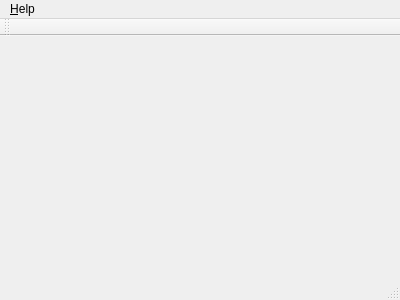
Above: src/gui/formmain.ui from BuildmLearn/BuildmLearn-Toolkit before the change. Below: the same form after it.
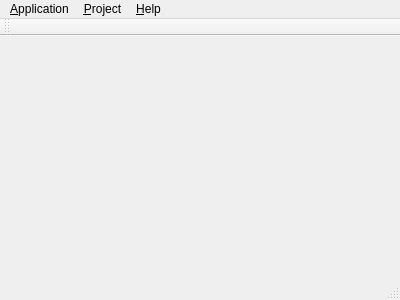
That is the form after the change.

Diff of the .ui file:
```diff
--- a/src/gui/formmain.ui
+++ b/src/gui/formmain.ui
@@ -23,14 +23,33 @@
      <height>21</height>
     </rect>
    </property>
-   <widget class="QMenu" name="menu_Help">
+   <widget class="QMenu" name="m_menuHelp">
     <property name="title">
      <string>&amp;Help</string>
     </property>
     <addaction name="m_actionCheckForUpdates"/>
     <addaction name="m_actionAboutToolkit"/>
    </widget>
-   <addaction name="menu_Help"/>
+   <widget class="QMenu" name="n_menuApplication">
+    <property name="title">
+     <string>&amp;Application</string>
+    </property>
+    <addaction name="m_actionQuit"/>
+   </widget>
+   <widget class="QMenu" name="m_menuProject">
+    <property name="title">
+     <string>&amp;Project</string>
+    </property>
+    <addaction name="m_actionNewProject"/>
+    <addaction name="m_actionSaveProject"/>
+    <addaction name="m_actionSaveProjectAs"/>
+    <addaction name="m_actionLoadProject"/>
+    <addaction name="separator"/>
+    <addaction name="m_actionGenerateApkFile"/>
+   </widget>
+   <addaction name="n_menuApplication"/>
+   <addaction name="m_menuProject"/>
+   <addaction name="m_menuHelp"/>
   </widget>
   <widget class="QToolBar" name="m_toolBar">
    <attribute name="toolBarArea">
```
Left out of the diff: 30 changed lines with no effect on the pictures.
